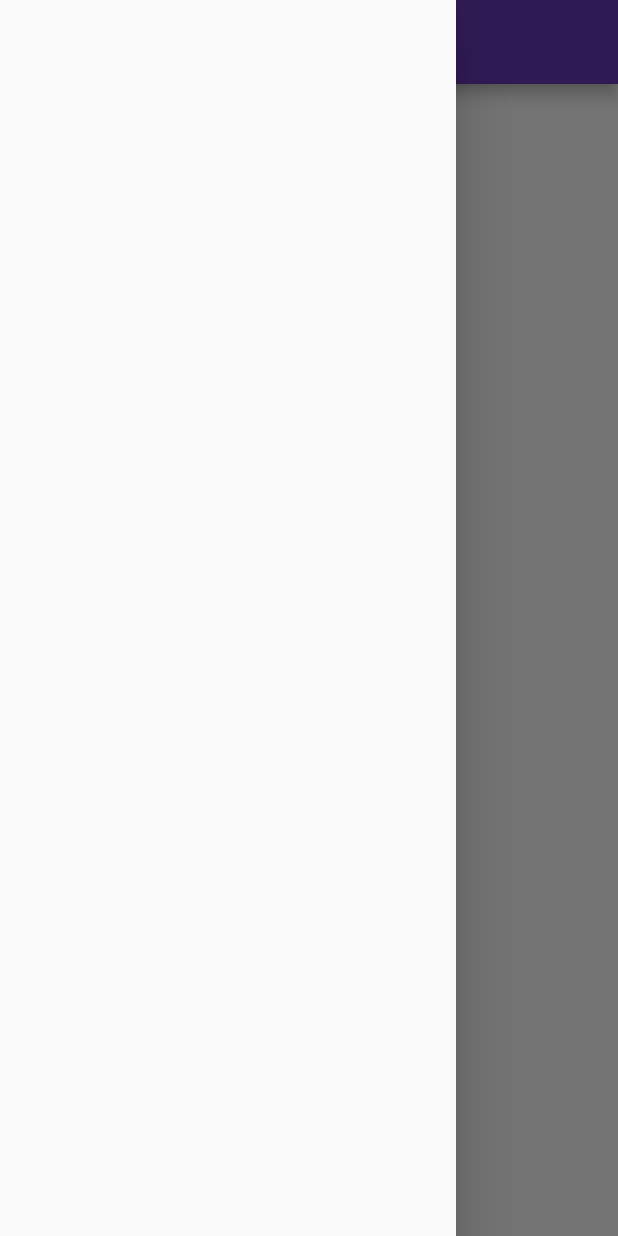
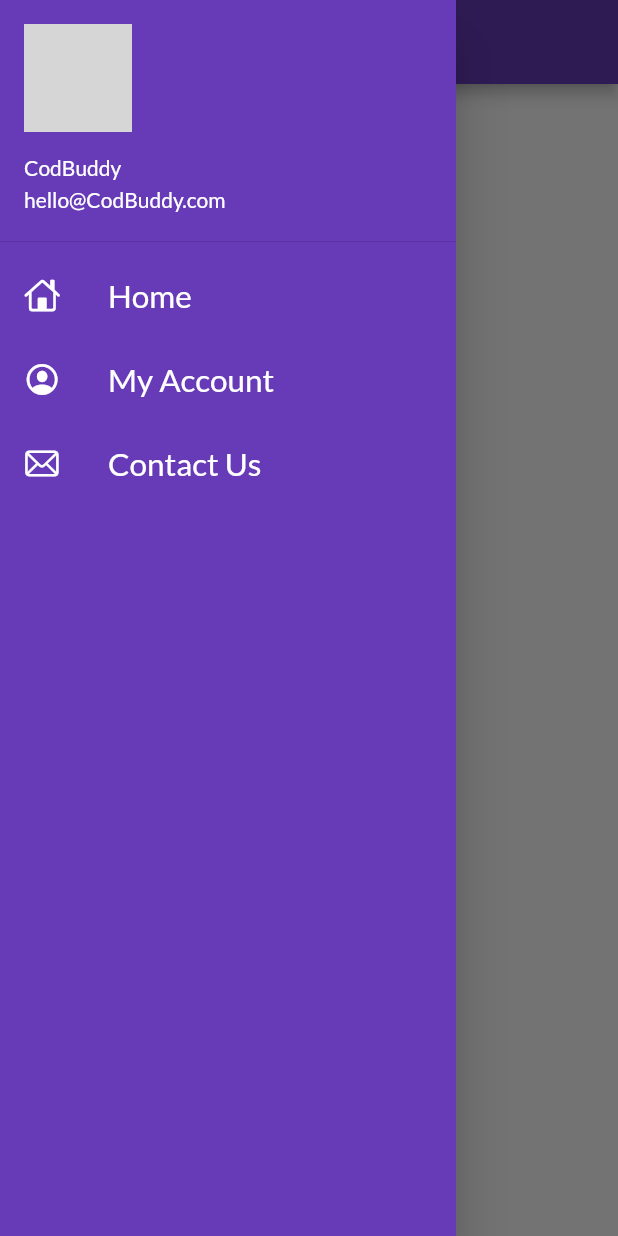
Before and after one commit to muhammad-07/flutter-course, a Flutter app: the Homepage screen opened by its route, with the side drawer open, on a phone screen of 412 x 824 dp. Run offline on Flutter 3.47's test engine with Material 2 defaults, Android fonts, the light colour scheme and no system bars; our stand-ins replace google_fonts; network calls fail; grey boxes are pictures that could not be loaded.

Commit message:
day9 done

```diff
--- a/lib/main.dart
+++ b/lib/main.dart
@@ -23,8 +23,9 @@ class Magfee extends StatelessWidget {
           // primaryTextTheme: GoogleFonts.latoTextTheme(),
           fontFamily: GoogleFonts.lato().fontFamily,
         ),
+        debugShowCheckedModeBanner: false,
         routes: {
-          "/": (context) => LoginPage(),
+          "/": (context) => Homepage(),
           MyRoutes.homeRoute: (context) => Homepage(),
           MyRoutes.loginRoute: (context) => LoginPage(),
         },
--- a/lib/pages/homepage.dart
+++ b/lib/pages/homepage.dart
@@ -1,4 +1,5 @@
 import 'package:flutter/material.dart';
+import 'package:magfee/widgets/drawer.dart';
 
 class Homepage extends StatelessWidget {
   const Homepage({Key? key}) : super(key: key);
@@ -8,7 +9,7 @@ class Homepage extends StatelessWidget {
     return Scaffold(
       appBar: AppBar(title: Text("Header")),
       body: Center(child: Container(child: Text("Magfee"))),
-      drawer: Drawer(),
+      drawer: MyDrawer(),
     );
   }
 }
--- /dev/null
+++ b/lib/widgets/drawer.dart
@@ -0,0 +1,75 @@
+import 'package:flutter/cupertino.dart';
+import 'package:flutter/material.dart';
+
+class MyDrawer extends StatelessWidget {
+  const MyDrawer({Key? key}) : super(key: key);
+  final String profileImageUrl =
+      "https://images.rawpixel.com/image_png_800/czNmcy1wcml2YXRlL3Jhd3BpeGVsX2ltYWdlcy93ZWJzaXRlX2NvbnRlbnQvdjc5MS10YW5nLTM1LnBuZw.png?s=aLxshBxLcykO2UAnr6F0Nzhqtdx6iR6UuKi4bFSTzC8";
+  @override
+  Widget build(BuildContext context) {
+    return Drawer(
+      child: Container(
+        color: Colors.deepPurple,
+        child: ListView(
+          padding: EdgeInsets.zero,
+          children: [
+            DrawerHeader(
+                padding: EdgeInsets.zero,
+                child: UserAccountsDrawerHeader(
+                  margin: EdgeInsets.zero,
+                  accountName: Text("CodBuddy"),
+                  accountEmail: Text("hello@CodBuddy.com"),
+                  currentAccountPicture: CircleAvatar(
+                      backgroundImage: NetworkImage(profileImageUrl)),
+                )),
+                ListTile(
+                  leading: Icon(
+                    CupertinoIcons.home,
+                    color: Colors.white
+                    ),
+                    title: Text(
+                      "Home",
+                      textScaleFactor: 1.5,
+                      style: TextStyle(
+                        color: Colors.white,
+
+                      )
+                    ),
+
+                ),
+                ListTile(
+                  leading: Icon(
+                    CupertinoIcons.profile_circled,
+                    color: Colors.white
+                    ),
+                    title: Text(
+                      "My Account",
+                      textScaleFactor: 1.5,
+                      style: TextStyle(
+                        color: Colors.white,
+
+                      )
+                    ),
+
+                ),
+                ListTile(
+                  leading: Icon(
+                    CupertinoIcons.mail,
+                    color: Colors.white
+                    ),
+                    title: Text(
+                      "Contact Us",
+                      textScaleFactor: 1.5,
+                      style: TextStyle(
+                        color: Colors.white,
+
+                      )
+                    ),
+
+                )
+          ],
+        ),
+      ),
+    );
+  }
+}
```
Also changed, not shown: lib/pages/login_page.dart (+45 -13 lines), assets/images/male_avatar.png (added).
